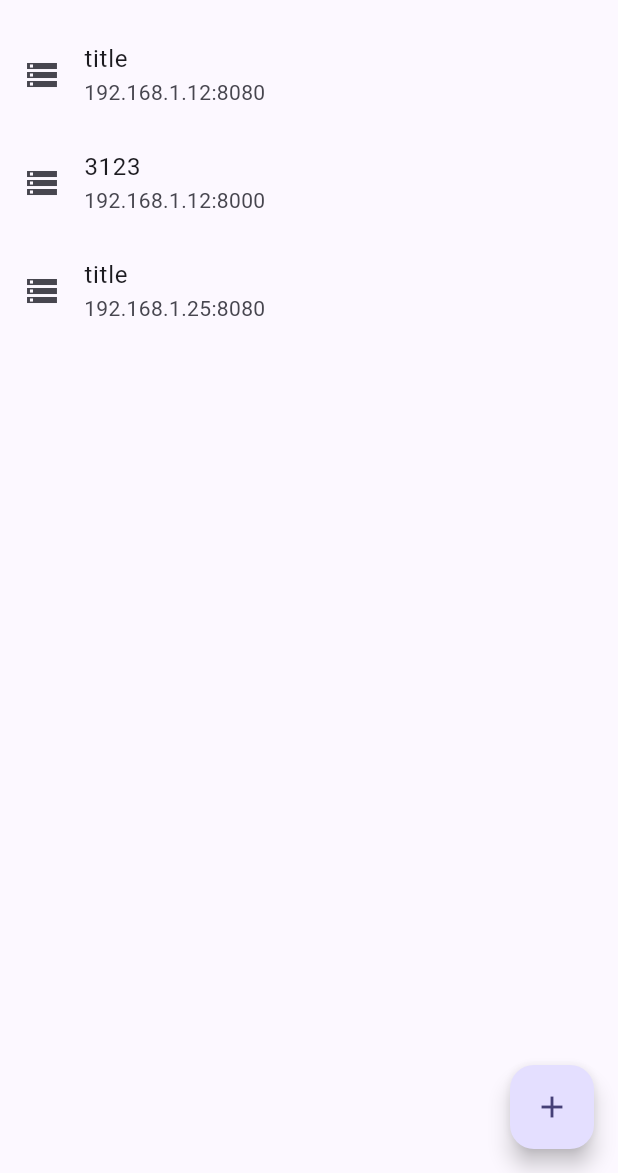
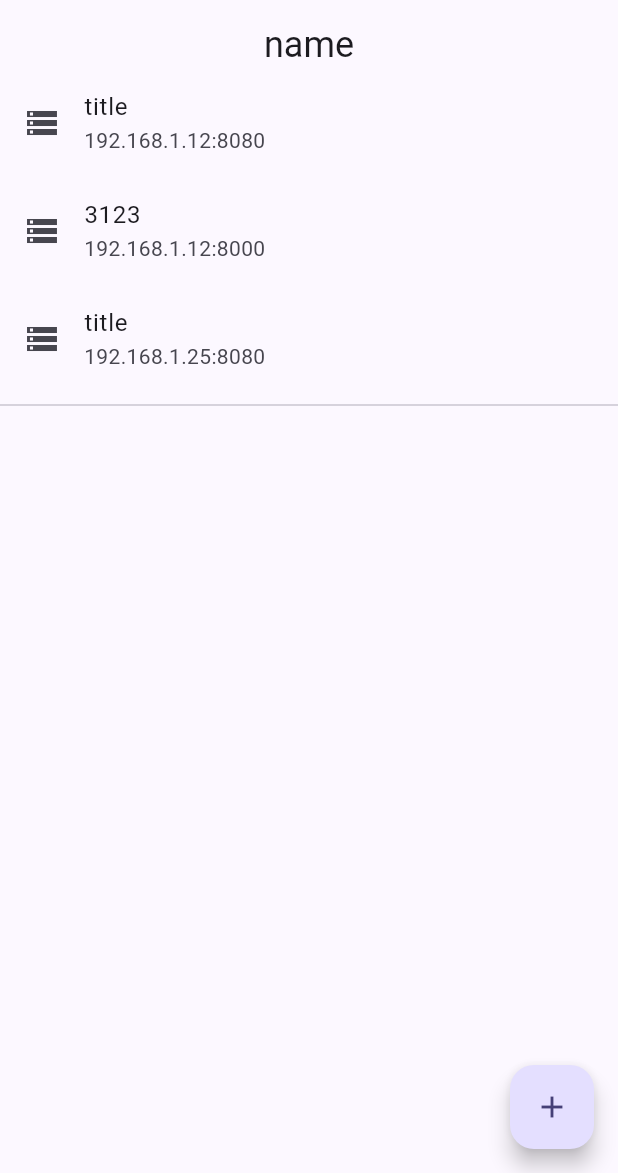
Before and after one commit to PSPUTEAM3-03-11-23/mobile_app, a Flutter app: the HomeView screen opened by its route, on a phone screen of 412 x 824 dp, the part 63-1236 px from its top. Run offline on Flutter 3.47's test engine with Material 2 defaults, Android fonts, the phone set to English and light mode, and no system bars; our stand-ins replace dio, freezed_annotation, get, hive_flutter; accounts and stored records are empty.

Commit message:
Нас исключили(

```diff
--- a/lib/app/data/models/database/database.dart
+++ b/lib/app/data/models/database/database.dart
@@ -1,4 +1,5 @@
 import 'package:freezed_annotation/freezed_annotation.dart';
+import 'package:hackathon4/app/data/models/alert/alert.dart';
 
 part 'database.freezed.dart';
 part 'database.g.dart';
@@ -9,6 +10,7 @@ class DataBase with _$DataBase {
     required int id,
     required String host,
     required String port,
+    required List<Alert> alerts,
     required String username,
     required String password,
     required String dbName,
--- a/lib/app/modules/home/view/home_view.dart
+++ b/lib/app/modules/home/view/home_view.dart
@@ -1,9 +1,10 @@
 import 'package:flutter/material.dart';
 import 'package:get/get.dart';
-import 'package:hackathon4/app/data/services/database_service.dart';
+import 'package:hackathon4/app/data/services/organization_service.dart';
 import 'package:hackathon4/app/modules/home/controllers/home_controller.dart';
+import 'package:hackathon4/app/modules/widgets/database_add/view/database_add_view.dart';
 
-final DataBaseService databaseService = Get.find();
+final OrganizationService organizationService = Get.find();
 
 class HomeView extends GetView<HomeController> {
   const HomeView({super.key});
@@ -12,28 +13,36 @@ class HomeView extends GetView<HomeController> {
   Widget build(BuildContext context) {
     return Scaffold(
         appBar: AppBar(title: Text('Базы данных')),
-        floatingActionButton:
-            FloatingActionButton(child: Icon(Icons.add), onPressed: () {}),
-        body: Obx(
-          () => ReorderableListView(
-            onReorder: (int oldIndex, int newIndex) {
-              if (oldIndex < newIndex) {
-                newIndex -= 1;
-              }
-              final item = databaseService.databases.removeAt(oldIndex);
-              databaseService.databases.insert(newIndex, item);
-            },
-            children: <Widget>[
-              for (final database in databaseService.databases)
-                ListTile(
-                  key: Key('${database.id}'),
-                  leading: const Icon(Icons.storage),
-                  tileColor: Theme.of(context).listTileTheme.tileColor,
-                  title: Text(database.title),
-                  subtitle: Text('${database.host}:${database.port}'),
-                ),
-            ],
-          ),
-        ));
+        floatingActionButton: FloatingActionButton(
+            child: Icon(Icons.add),
+            onPressed: () {
+              Get.bottomSheet(DataBaseAddView());
+            }),
+        body: ListView.builder(
+            itemCount: organizationService.organizations.length,
+            itemBuilder: ((context, index) => Column(
+                  children: [
+                    Text(
+                      organizationService.organizations[index].name,
+                      style: Theme.of(context).textTheme.headlineSmall,
+                    ),
+                    Column(
+                      children:
+                          organizationService.organizations[index].databases
+                              .map(
+                                (e) => ListTile(
+                                  key: Key('${e.id}'),
+                                  leading: const Icon(Icons.storage),
+                                  tileColor:
+                                      Theme.of(context).listTileTheme.tileColor,
+                                  title: Text(e.title),
+                                  subtitle: Text('${e.host}:${e.port}'),
+                                ),
+                              )
+                              .toList(),
+                    ),
+                    Divider(),
+                  ],
+                ))));
   }
 }
```
Also changed, not shown: lib/app/data/models/organization/organization.dart (added, +16 -0 lines), lib/app/data/services/alert_service.dart (deleted, +0 -41 lines), lib/app/data/services/database_service.dart (deleted, +0 -44 lines), lib/app/data/services/organization_service.dart (added, +50 -0 lines), lib/app/modules/alerts/view/alert_view.dart (+20 -9 lines), lib/app/modules/widgets/database_add/view/database_add_view.dart (added, +10 -0 lines), lib/main.dart (+3 -5 lines), lib/app/data/models/database/database.freezed.dart, lib/app/data/models/database/database.g.dart, lib/app/data/models/organization/organization.freezed.dart (added), lib/app/data/models/organization/organization.g.dart (added).
